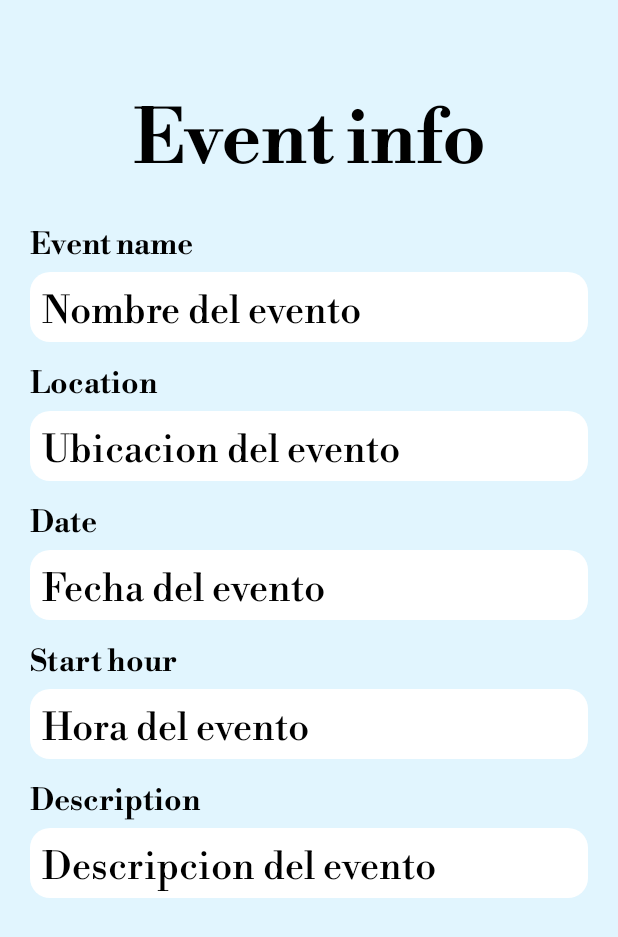
After one commit to RafaelRio/MusicalEvents, an Android app: the layout fragment_info_event.xml on its own in the app's theme, with its tools: preview values and no code run, on a phone screen of 412 x 824 dp. The commit adds this screen. Shown: the top 937 px of the screen. Run offline under Robolectric (Android 15) with nearby library versions, the phone set to English and light mode, and no system bars.

Commit message:
Enlace con google calendar
Creados adapters para crud o listado de eventos.
Se puede acceder mediante un click a la informacion del evento.
En esa pantalla de informacion podemos clickar sobre un calendario que nos crea el evento con sus datos en google calendar (IMPORTANTISIMO)
Mejoras en los estilos
Implementacion de safeargs en kotlin para mover argumentos entre pantallas

```diff
--- a/app/build.gradle
+++ b/app/build.gradle
@@ -2,8 +2,9 @@ plugins {
     id 'com.android.application'
     id 'org.jetbrains.kotlin.android'
     id 'com.google.gms.google-services'
-    id 'androidx.navigation.safeargs'
     id 'kotlin-android'
+
+
 }
 
 android {
@@ -41,10 +42,9 @@ android {
     }
 }
 
-apply plugin: 'com.android.application'
 apply plugin: 'kotlin-android'
 apply plugin: 'kotlin-android-extensions'
-apply plugin: 'androidx.navigation.safeargs'
+apply plugin: 'androidx.navigation.safeargs.kotlin'
 
 dependencies {
 
--- a/app/src/main/java/com/example/musicalevents/adminUser/fragment/AddEventFragment.kt
+++ b/app/src/main/java/com/example/musicalevents/adminUser/fragment/AddEventFragment.kt
@@ -25,9 +25,9 @@ class AddEventFragment : Fragment() {
 
 
     var e = Event()
-    var dia: Int? = null
-    var mes: Int? = null
-    var anio: Int? = null
+    var dia: Int = 0
+    var mes: Int = 0
+    var anio: Int = 0
 
     override fun onCreate(savedInstanceState: Bundle?) {
         super.onCreate(savedInstanceState)
--- a/app/src/main/java/com/example/musicalevents/data/model/Event.kt
+++ b/app/src/main/java/com/example/musicalevents/data/model/Event.kt
@@ -1,8 +1,9 @@
 package com.example.musicalevents.data.model
 
 import com.example.musicalevents.data.repository.LoginRepository
+import java.io.Serializable
 
-data class Event @JvmOverloads constructor(
+data class Event  @JvmOverloads constructor(
     var nombreEvento: String? = null,
     var user : String? = LoginRepository.currentUser.email,
     var ubicacion: String? = null,
@@ -11,5 +12,5 @@ data class Event @JvmOverloads constructor(
     var anio : Int? = null,
     var horaComienzo : String? = null,
     var descripcion : String? = null
-) {
+) : Serializable{
 }
--- a/app/src/main/res/layout/fragment_add_event.xml
+++ b/app/src/main/res/layout/fragment_add_event.xml
@@ -82,7 +82,7 @@
                     android:maxLines="1"
                     android:layout_height="wrap_content"
                     android:background="@drawable/background_til"
-                    android:hint="@string/event_day"
+                    android:hint="@string/event_date"
                     android:drawableEnd="@drawable/ic_calendar"/>
 
             </com.google.android.material.textfield.TextInputLayout>
--- /dev/null
+++ b/app/src/main/res/layout/fragment_info_event.xml
@@ -0,0 +1,101 @@
+<?xml version="1.0" encoding="utf-8"?>
+<ScrollView xmlns:android="http://schemas.android.com/apk/res/android"
+    xmlns:app="http://schemas.android.com/apk/res-auto"
+    xmlns:tools="http://schemas.android.com/tools"
+    android:layout_width="match_parent"
+    android:layout_height="match_parent"
+    android:background="@color/secondaryColor"
+    tools:context=".eventInfo.InfoEventFragment">
+
+    <androidx.constraintlayout.widget.ConstraintLayout
+        android:layout_width="match_parent"
+        android:layout_height="wrap_content">
+
+        <TextView
+            android:id="@+id/tvtitle"
+            android:layout_width="match_parent"
+            android:layout_height="wrap_content"
+            android:layout_marginTop="50dp"
+            android:fontFamily="@font/bodoni_bold"
+            android:text="@string/event_info"
+            android:textAlignment="center"
+            android:textColor="@color/black"
+            android:textSize="@dimen/login_tvLogin_textSize"
+            app:layout_constraintStart_toStartOf="parent"
+            app:layout_constraintTop_toTopOf="parent" />
+
+        <TextView
+            android:id="@+id/lblEventName"
+            style="@style/InfoEventLabel"
+            android:layout_marginTop="20dp"
+            android:text="@string/event_name"
+            app:layout_constraintStart_toStartOf="parent"
+            app:layout_constraintTop_toBottomOf="@+id/tvtitle" />
+
+        <TextView
+            android:id="@+id/infoNombreEvento"
+            style="@style/InfoEventTextView"
+            app:layout_constraintStart_toStartOf="parent"
+            app:layout_constraintTop_toBottomOf="@id/lblEventName"
+            tools:text="Nombre del evento" />
+
+        <TextView
+            android:id="@+id/lblEventLocation"
+            style="@style/InfoEventLabel"
+            android:text="@string/event_location"
+            app:layout_constraintStart_toStartOf="parent"
+            app:layout_constraintTop_toBottomOf="@+id/infoNombreEvento" />
+
+        <TextView
+            android:id="@+id/infoUbicacionEvento"
+            style="@style/InfoEventTextView"
+            app:layout_constraintStart_toStartOf="parent"
+            app:layout_constraintTop_toBottomOf="@id/lblEventLocation"
+            tools:text="Ubicacion del evento" />
+
+        <TextView
+            android:id="@+id/lblEventDate"
+            style="@style/InfoEventLabel"
+            android:text="@string/event_date"
+            app:layout_constraintStart_toStartOf="parent"
+            app:layout_constraintTop_toBottomOf="@+id/infoUbicacionEvento" />
+
+        <TextView
+            android:id="@+id/infoFechaEvento"
+            style="@style/InfoEventTextView"
+            app:layout_constraintStart_toStartOf="parent"
+            app:layout_constraintTop_toBottomOf="@id/lblEventDate"
+            tools:text="Fecha del evento" />
+
+        <TextView
+            android:id="@+id/lblEventHour"
+            style="@style/InfoEventLabel"
+            android:text="@string/event_starthour"
+            app:layout_constraintStart_toStartOf="parent"
+            app:layout_constraintTop_toBottomOf="@+id/infoFechaEvento" />
+
+        <TextView
+            android:id="@+id/infoHoraEvento"
+            style="@style/InfoEventTextView"
+            app:layout_constraintStart_toStartOf="parent"
+            app:layout_constraintTop_toBottomOf="@id/lblEventHour"
+            tools:text="Hora del evento" />
+
+        <TextView
+            android:id="@+id/lblEventDescription"
+            style="@style/InfoEventLabel"
+            android:text="@string/event_description"
+            app:layout_constraintStart_toStartOf="parent"
+            app:layout_constraintTop_toBottomOf="@+id/infoHoraEvento" />
+
+        <TextView
+            android:id="@+id/infoDescripcionEvento"
+            style="@style/InfoEventTextView"
+            android:layout_marginBottom="60dp"
+            app:layout_constraintStart_toStartOf="parent"
+            app:layout_constraintTop_toBottomOf="@id/lblEventDescription"
+            tools:text="Descripcion del evento" />
+
+    </androidx.constraintlayout.widget.ConstraintLayout>
+
+</ScrollView>
--- a/app/src/main/res/values/strings.xml
+++ b/app/src/main/res/values/strings.xml
@@ -19,10 +19,12 @@
     <string name="add_event">Add event</string>
     <string name="event_name">Event name</string>
     <string name="event_location">Location</string>
-    <string name="event_day">Day</string>
+    <string name="event_date">Date</string>
     <string name="event_starthour">Start hour</string>
     <string name="event_description">Description</string>
     <string name="success_uploading_event">Event uploaded successfully</string>
     <string name="my_events">My events</string>
     <string name="btAlreadyAccount">Do yo have an account?</string>
+    <string name="calendar">Calendar</string>
+    <string name="event_info">Event info</string>
 </resources>
--- a/app/src/main/res/values/themes.xml
+++ b/app/src/main/res/values/themes.xml
@@ -34,4 +34,27 @@
         <item name="boxStrokeColor">@color/transparent</item>
     </style>
 
+    <style name="InfoEventTextView">
+        <item name="android:layout_width">match_parent</item>
+        <item name="android:layout_height">wrap_content</item>
+        <item name="android:layout_marginTop">5dp</item>
+        <item name="android:layout_marginStart">20dp</item>
+        <item name="android:layout_marginEnd">20dp</item>
+        <item name="android:fontFamily">@font/bodoni_regular</item>
+        <item name="android:textColor">@color/black</item>
+        <item name="android:textSize">25sp</item>
+        <item name="android:background">@drawable/background_til</item>
+        </style>
+
+    <style name="InfoEventLabel">
+        <item name="android:layout_width">match_parent</item>
+        <item name="android:layout_height">wrap_content</item>
+        <item name="android:layout_marginTop">10dp</item>
+        <item name="android:layout_marginStart">20dp</item>
+        <item name="android:layout_marginEnd">20dp</item>
+        <item name="android:fontFamily">@font/bodoni_bold</item>
+        <item name="android:textColor">@color/black</item>
+        <item name="android:textSize">20sp</item>
+    </style>
+
 </resources>
--- a/build.gradle
+++ b/build.gradle
@@ -15,7 +15,7 @@ buildscript {
         classpath 'com.android.tools.build:gradle:7.2.2'
         classpath 'org.jetbrains.kotlin:kotlin-gradle-plugin:1.6.21'
 
-        classpath "androidx.navigation:navigation-safe-args-gradle-plugin:2.4.1"
+        classpath "androidx.navigation:navigation-safe-args-gradle-plugin:2.5.2"
 
 
         // NOTE: Do not place your application dependencies here; they belong
```
Also changed, not shown: app/src/main/java/com/example/musicalevents/adminUser/allEvents/AdminFragment.kt (+11 -15 lines), app/src/main/java/com/example/musicalevents/adminUser/uploadedEvents/UploadedEventsFragment.kt (+5 -4 lines), app/src/main/java/com/example/musicalevents/utils/EventoAdapter.java (deleted, +0 -101 lines), app/src/main/res/menu/event_info_menu.xml (added, +9 -0 lines), app/src/main/res/navigation/admin_nav_graph.xml (+12 -0 lines).
